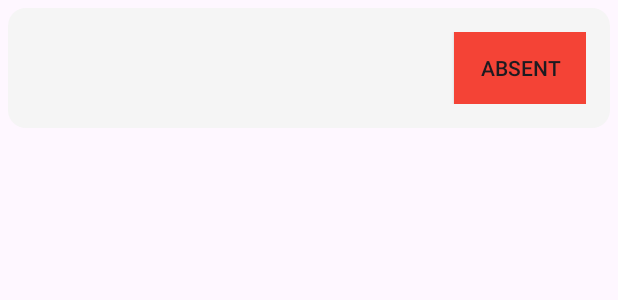
After one commit to abjeet16/collegeManagment_teacher_android, an Android app: the layout attendance_item.xml on its own in the app's theme, with its tools: preview values and no code run, on a phone screen of 412 x 824 dp. The commit adds this screen. Shown: the top 300 px of the screen. Run offline under Robolectric (Android 15) with nearby library versions, the phone set to English and light mode, and no system bars.

Commit message:
added recycliear view to show all students of a class

```diff
--- /dev/null
+++ b/app/src/main/java/com/example/attendenceappteacher/data_class/AddAttendance.kt
@@ -0,0 +1,6 @@
+package com.example.attendenceappteacher.data_class
+
+data class AddAttendance(
+    val studentId: String,
+    val isPresent: Boolean
+)
--- a/app/src/main/java/com/example/attendenceappteacher/helper/ApiLinkHelper.kt
+++ b/app/src/main/java/com/example/attendenceappteacher/helper/ApiLinkHelper.kt
@@ -18,4 +18,8 @@ class ApiLinkHelper {
     fun getStudentsOfClassApiUri(classId: Int): String {
         return BASE_URL + "teacher/$classId/students"
     }
+
+    fun markAttendanceApiUri(): String {
+        return BASE_URL + "teacher/mark_attendance"
+    }
 }
--- /dev/null
+++ b/app/src/main/res/drawable/toggle_button_selector.xml
@@ -0,0 +1,8 @@
+<?xml version="1.0" encoding="utf-8"?>
+<selector xmlns:android="http://schemas.android.com/apk/res/android">
+    <!-- State when the toggle is selected (Present) -->
+    <item android:state_checked="true" android:drawable="@color/presentColor" />
+
+    <!-- State when the toggle is not selected (Absent) -->
+    <item android:state_checked="false" android:drawable="@color/absentColor" />
+</selector>
--- /dev/null
+++ b/app/src/main/res/layout/attendance_item.xml
@@ -0,0 +1,54 @@
+<?xml version="1.0" encoding="utf-8"?>
+<layout xmlns:android="http://schemas.android.com/apk/res/android">
+
+    <data>
+        <variable
+            name="student"
+            type="com.example.attendenceappteacher.data_class.AllStudentsOfAClass" />
+    </data>
+
+    <LinearLayout
+        android:layout_width="match_parent"
+        android:layout_height="wrap_content"
+        android:orientation="horizontal"
+        android:padding="16dp"
+        android:layout_margin="5dp"
+        android:gravity="center_vertical"
+        android:background="@drawable/rounded_corner_background">
+
+        <!-- Text Layout (UCCMS ID and Student Name stacked vertically) -->
+        <LinearLayout
+            android:layout_width="0dp"
+            android:layout_height="wrap_content"
+            android:layout_weight="1"
+            android:orientation="vertical">
+
+            <!-- UCCMS ID -->
+            <TextView
+                android:id="@+id/tvUccmsId"
+                android:layout_width="wrap_content"
+                android:layout_height="wrap_content"
+                android:text="@{student.studentId}"
+                android:textSize="14sp"
+                android:textColor="#666" />
+
+            <!-- Student Name -->
+            <TextView
+                android:id="@+id/tvStudentName"
+                android:layout_width="wrap_content"
+                android:layout_height="wrap_content"
+                android:text="@{student.studentName}"
+                android:textSize="16sp"
+                android:textColor="#000" />
+        </LinearLayout>
+
+        <!-- Attendance Toggle -->
+        <ToggleButton
+            android:id="@+id/toggleAttendance"
+            android:layout_width="wrap_content"
+            android:layout_height="wrap_content"
+            android:background="@drawable/toggle_button_selector"
+            android:textOff="Absent"
+            android:textOn="Present" />
+    </LinearLayout>
+</layout>
--- a/app/src/main/res/values/colors.xml
+++ b/app/src/main/res/values/colors.xml
@@ -13,4 +13,7 @@
     <color name="dark_royal_purple">#211F37</color>
     <color name="light_purple">#BFBED2</color>
     <color name="tropical_blue">#63C7FF</color>
+
+    <color name="presentColor">#4CAF50</color> <!-- Green for Present -->
+    <color name="absentColor">#F44336</color> <!-- Red for Absent -->
 </resources>
```
Also changed, not shown: app/src/main/java/com/example/attendenceappteacher/adapter/AttendanceAdapter.kt (added, +49 -0 lines), app/src/main/java/com/example/attendenceappteacher/network/ApiClient.kt (+62 -1 lines), app/src/main/java/com/example/attendenceappteacher/ui/attendence/AttendanceFragment.kt (+42 -5 lines), app/src/main/res/layout/fragment_attendence.xml (+17 -7 lines).
